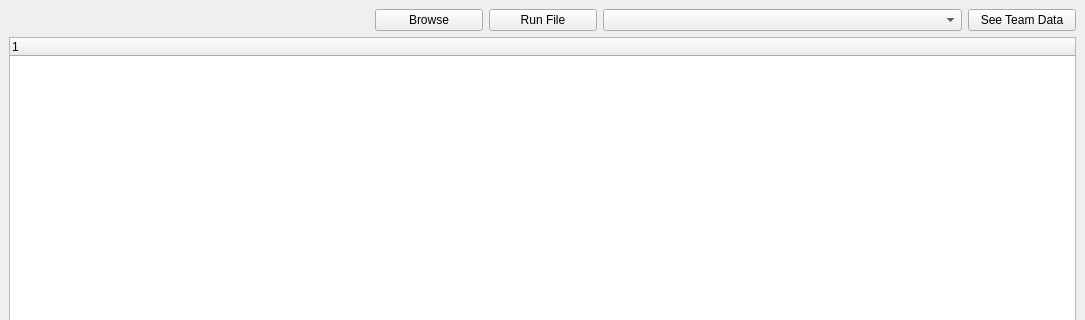
T6nisValk/saunamaraton, file app/gui/main.ui: the form before one commit; both pictures show x 0 to 1085 and y 0 to 320 of the 1085 by 605 pixel window.
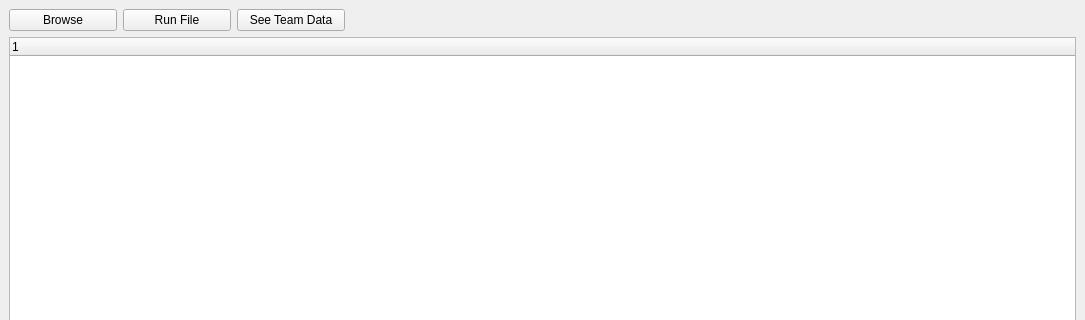
The form after the commit.

Commit message: list shows only main info, show team data prints out team name and sauna times

```diff
--- a/app/gui/main.ui
+++ b/app/gui/main.ui
@@ -20,8 +20,17 @@
   </property>
   <widget class="QWidget" name="centralwidget">
    <layout class="QGridLayout" name="gridLayout">
-    <item row="0" column="4">
-     <widget class="QPushButton" name="team_data_btn">
+    <item row="1" column="0" colspan="5">
+     <widget class="QTreeWidget" name="result_list">
+      <column>
+       <property name="text">
+        <string notr="true">1</string>
+       </property>
+      </column>
+     </widget>
+    </item>
+    <item row="0" column="0">
+     <widget class="QPushButton" name="browse_btn">
       <property name="sizePolicy">
        <sizepolicy hsizetype="Fixed" vsizetype="Fixed">
         <horstretch>0</horstretch>
@@ -29,11 +38,11 @@
        </sizepolicy>
       </property>
       <property name="text">
-       <string>See Team Data</string>
+       <string>Browse</string>
       </property>
      </widget>
     </item>
-    <item row="0" column="2">
+    <item row="0" column="1">
      <widget class="QPushButton" name="run_btn">
       <property name="sizePolicy">
        <sizepolicy hsizetype="Fixed" vsizetype="Fixed">
@@ -46,42 +55,26 @@
       </property>
      </widget>
     </item>
-    <item row="0" column="0">
+    <item row="0" column="2">
+     <widget class="QPushButton" name="team_data_btn">
+      <property name="sizePolicy">
+       <sizepolicy hsizetype="Fixed" vsizetype="Fixed">
+        <horstretch>0</horstretch>
+        <verstretch>0</verstretch>
+       </sizepolicy>
+      </property>
+      <property name="text">
+       <string>See Team Data</string>
+      </property>
+     </widget>
+    </item>
+    <item row="0" column="3">
      <widget class="QLabel" name="path_lbl">
       <property name="text">
        <string/>
       </property>
      </widget>
     </item>
-    <item row="0" column="3">
-     <widget class="QComboBox" name="team_list">
-      <property name="sizePolicy">
-       <sizepolicy hsizetype="Minimum" vsizetype="Fixed">
-        <horstretch>0</horstretch>
-        <verstretch>0</verstretch>
-       </sizepolicy>
-      </property>
-      <property name="placeholderText">
-       <string>Pick Team..</string>
-      </property>
-     </widget>
-    </item>
-    <item row="0" column="1">
-     <widget class="QPushButton" name="browse_btn">
-      <property name="sizePolicy">
-       <sizepolicy hsizetype="Fixed" vsizetype="Fixed">
-        <horstretch>0</horstretch>
-        <verstretch>0</verstretch>
-       </sizepolicy>
-      </property>
-      <property name="text">
-       <string>Browse</string>
-      </property>
-     </widget>
-    </item>
-    <item row="1" column="0" colspan="5">
-     <widget class="QTreeWidget" name="result_list"/>
-    </item>
    </layout>
   </widget>
   <widget class="QStatusBar" name="statusbar"/>
```
The commit also changes 2 other files.
